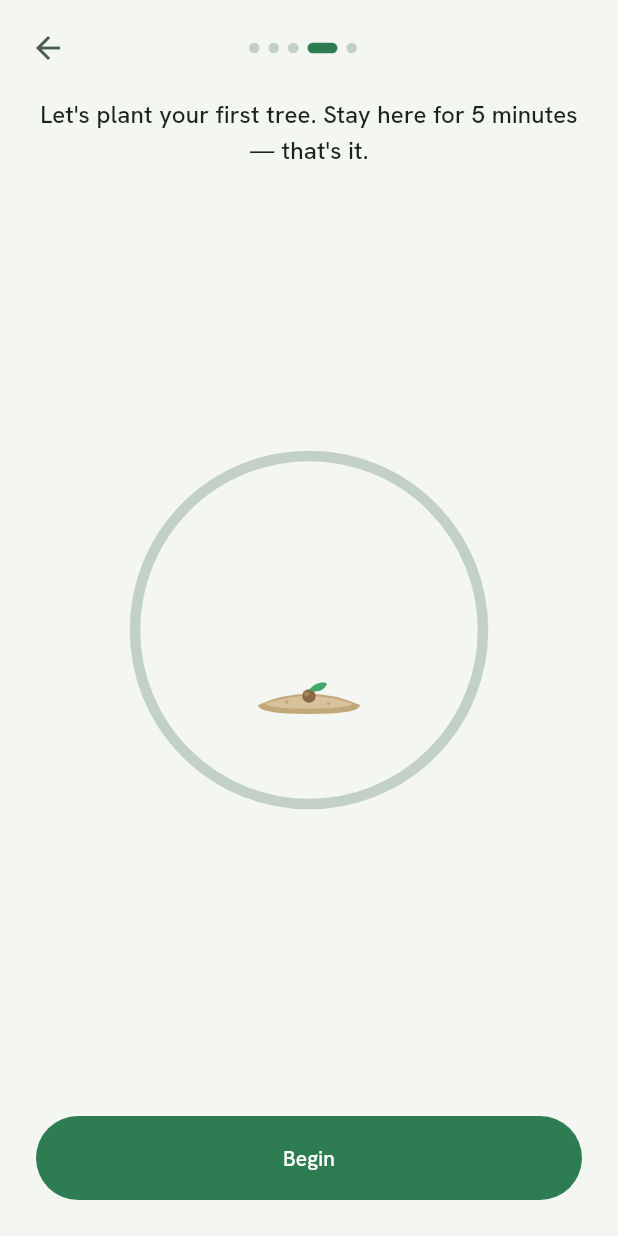
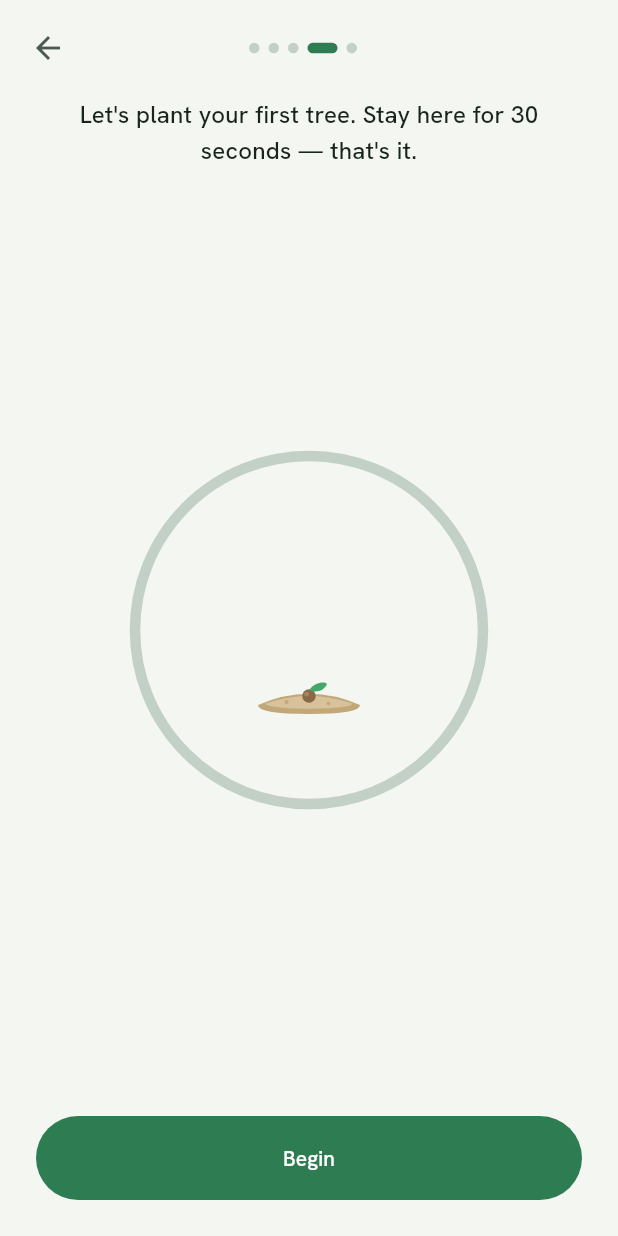
Before and after one commit to jefsilvanhdev/grovely, a Flutter app: the screen it shows after launch, after a tap on "Get started", after a tap on "Skip", after a tap on "Continue", on a phone screen of 412 x 824 dp. Run offline on Flutter 3.47's test engine with Material 3 defaults, Android fonts, the phone set to English and light mode, and no system bars; our stand-ins replace firebase_analytics, firebase_core, flutter_riverpod, flutter_svg, go_router, google_fonts and 3 more; accounts and stored records are empty.

Commit message:
Onboarding: guided session 5min → 30s (faster first reward)
Per product feedback — 5 minutes is too long for the onboarding aha. Guided
first session is now 30s (still grows through stages) and lands on a fuller
'mature' tree. Coach copy updated (pt/en).

Co-Authored-By: Claude Opus 4.8 <noreply@anthropic.com>

```diff
--- a/app/lib/features/onboarding/onboarding_screen.dart
+++ b/app/lib/features/onboarding/onboarding_screen.dart
@@ -298,7 +298,7 @@ class _Guided extends StatefulWidget {
 }
 
 class _GuidedState extends State<_Guided> {
-  static const total = 300; // 5 min
+  static const total = 30; // 30s — recompensa rápida no onboarding
   Timer? _timer;
   int _remaining = total;
   bool _started = false;
@@ -306,7 +306,7 @@ class _GuidedState extends State<_Guided> {
 
   double get _progress => (total - _remaining) / total;
   TreeStage get _stage =>
-      _done ? TreeStage.young : TreeStage.fromProgress(_progress);
+      _done ? TreeStage.mature : TreeStage.fromProgress(_progress);
 
   void _begin() {
     setState(() => _started = true);
--- a/app/lib/l10n/app_en.arb
+++ b/app/lib/l10n/app_en.arb
@@ -109,7 +109,7 @@
   "onbCircleDesc": "Grow a shared garden with 6–12 people.",
   "onbRecommended": "Recommended",
   "onbPrivacy": "We only ever share your first name and tree count.",
-  "onbGuidedCoach": "Let's plant your first tree. Stay here for 5 minutes — that's it.",
+  "onbGuidedCoach": "Let's plant your first tree. Stay here for 30 seconds — that's it.",
   "onbBegin": "Begin",
   "onbGuidedDone": "Your first tree! 🌱 This one's on us.",
 
--- a/app/lib/l10n/app_localizations.dart
+++ b/app/lib/l10n/app_localizations.dart
@@ -581,7 +581,7 @@ abstract class AppLocalizations {
   /// No description provided for @onbGuidedCoach.
   ///
   /// In en, this message translates to:
-  /// **'Let\'s plant your first tree. Stay here for 5 minutes — that\'s it.'**
+  /// **'Let\'s plant your first tree. Stay here for 30 seconds — that\'s it.'**
   String get onbGuidedCoach;
 
   /// No description provided for @onbBegin.
--- a/app/lib/l10n/app_localizations_en.dart
+++ b/app/lib/l10n/app_localizations_en.dart
@@ -286,7 +286,7 @@ class AppLocalizationsEn extends AppLocalizations {
 
   @override
   String get onbGuidedCoach =>
-      'Let\'s plant your first tree. Stay here for 5 minutes — that\'s it.';
+      'Let\'s plant your first tree. Stay here for 30 seconds — that\'s it.';
 
   @override
   String get onbBegin => 'Begin';
--- a/app/lib/l10n/app_localizations_pt.dart
+++ b/app/lib/l10n/app_localizations_pt.dart
@@ -289,7 +289,7 @@ class AppLocalizationsPt extends AppLocalizations {
 
   @override
   String get onbGuidedCoach =>
-      'Vamos plantar sua primeira árvore. Fique aqui por 5 minutos — só isso.';
+      'Vamos plantar sua primeira árvore. Fique aqui por 30 segundos — só isso.';
 
   @override
   String get onbBegin => 'Começar';
--- a/app/lib/l10n/app_pt.arb
+++ b/app/lib/l10n/app_pt.arb
@@ -92,7 +92,7 @@
   "onbCircleDesc": "Cultive um jardim com 6–12 pessoas.",
   "onbRecommended": "Recomendado",
   "onbPrivacy": "Só compartilhamos seu primeiro nome e número de árvores.",
-  "onbGuidedCoach": "Vamos plantar sua primeira árvore. Fique aqui por 5 minutos — só isso.",
+  "onbGuidedCoach": "Vamos plantar sua primeira árvore. Fique aqui por 30 segundos — só isso.",
   "onbBegin": "Começar",
   "onbGuidedDone": "Sua primeira árvore! 🌱 Essa é por nossa conta.",
 
```
